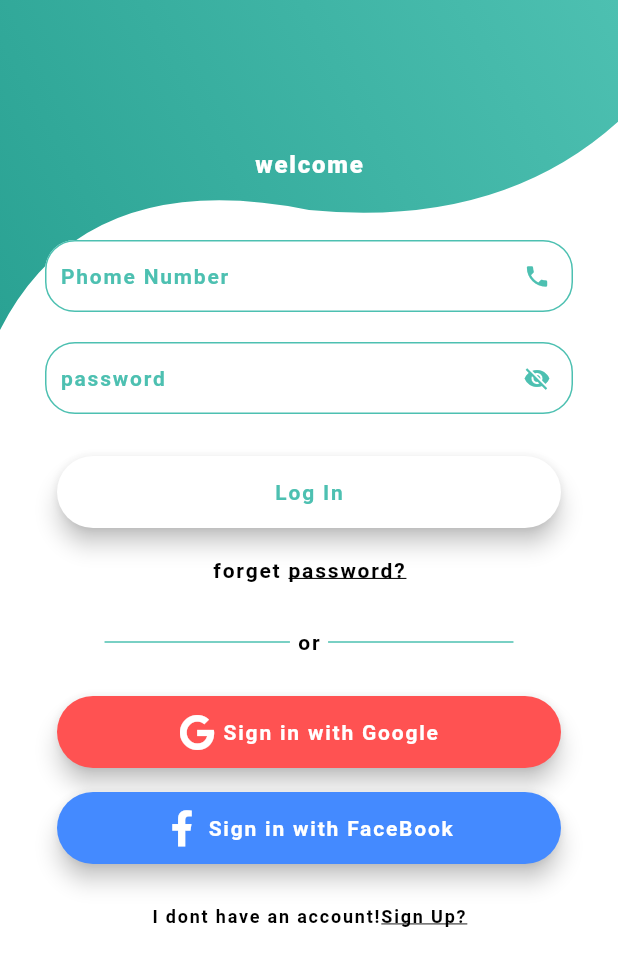
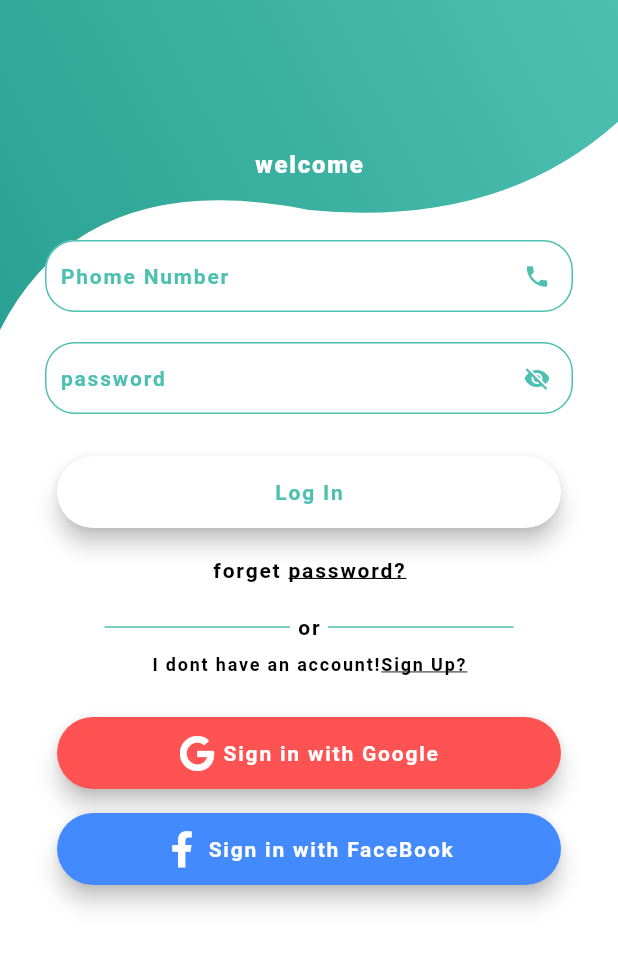
Before and after one commit to ahmedibrahim240/Dr-hwaida, a Flutter app: the screen it shows after launch, after a tap on "skip", on a phone screen of 412 x 824 dp. Shown: the top 966 px of the screen. Run offline on Flutter 3.47's test engine with Material 2 defaults, Android fonts, the phone set to English and light mode, and no system bars; our stand-ins replace font_awesome_flutter; missing offline and left inert: code_fields; Roboto replaces fonts that are missing (Cairo).

Commit message:
change location of sign up text on log in page

```diff
--- a/lib/screens/wrapper/authenticate/login.dart
+++ b/lib/screens/wrapper/authenticate/login.dart
@@ -114,9 +114,9 @@ class _LogInState extends State<LogIn> {
                                   Icons.visibility_off,
                                   'password',
                                   () {
-                                    // setState(() {
-                                    //   obscurePassword = !obscurePassword;
-                                    // });
+                                    setState(() {
+                                      obscurePassword = !obscurePassword;
+                                    });
                                   },
                                   obscurePassword,
                                 ),
@@ -166,7 +166,8 @@ class _LogInState extends State<LogIn> {
                               //   style:
                               //       AppTheme.heading.copyWith(color: Colors.white),
                               // ),
-                              SizedBox(height: 20),
+
+                              SizedBox(height: 10),
                               Row(
                                 mainAxisAlignment: MainAxisAlignment.center,
                                 crossAxisAlignment: CrossAxisAlignment.center,
@@ -186,6 +187,36 @@ class _LogInState extends State<LogIn> {
                                     height: 1,
                                     width: width * .3,
                                     color: customColor,
+                                  ),
+                                ],
+                              ),
+                              SizedBox(height: 10),
+
+                              Column(
+                                children: [
+                                  Row(
+                                    mainAxisAlignment: MainAxisAlignment.center,
+                                    crossAxisAlignment:
+                                        CrossAxisAlignment.center,
+                                    children: [
+                                      Text(
+                                        "I dont have an account!",
+                                        style: AppTheme.heading.copyWith(
+                                          fontSize: 12,
+                                        ),
+                                      ),
+                                      InkWell(
+                                        onTap: () => widget.toggleView(),
+                                        child: Text(
+                                          "Sign Up?",
+                                          style: AppTheme.heading.copyWith(
+                                            fontSize: 12,
+                                            decoration:
+                                                TextDecoration.underline,
+                                          ),
+                                        ),
+                                      ),
+                                    ],
                                   ),
                                 ],
                               ),
@@ -230,35 +261,6 @@ class _LogInState extends State<LogIn> {
                                 ),
                                 color: Colors.blueAccent,
                               ),
-                              SizedBox(height: 20),
-                              Column(
-                                children: [
-                                  Row(
-                                    mainAxisAlignment: MainAxisAlignment.center,
-                                    crossAxisAlignment:
-                                        CrossAxisAlignment.center,
-                                    children: [
-                                      Text(
-                                        "I dont have an account!",
-                                        style: AppTheme.heading.copyWith(
-                                          fontSize: 12,
-                                        ),
-                                      ),
-                                      InkWell(
-                                        onTap: () => widget.toggleView(),
-                                        child: Text(
-                                          "Sign Up?",
-                                          style: AppTheme.heading.copyWith(
-                                            fontSize: 12,
-                                            decoration:
-                                                TextDecoration.underline,
-                                          ),
-                                        ),
-                                      ),
-                                    ],
-                                  ),
-                                ],
-                              ),
                             ],
                           ),
                         ],
```
